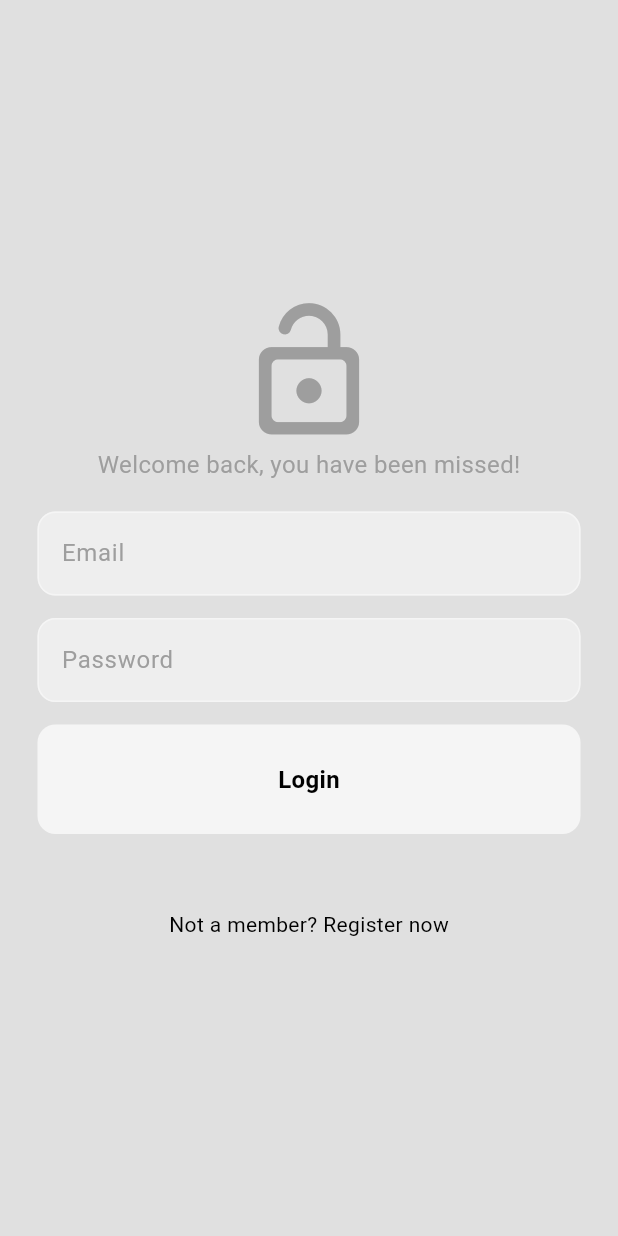
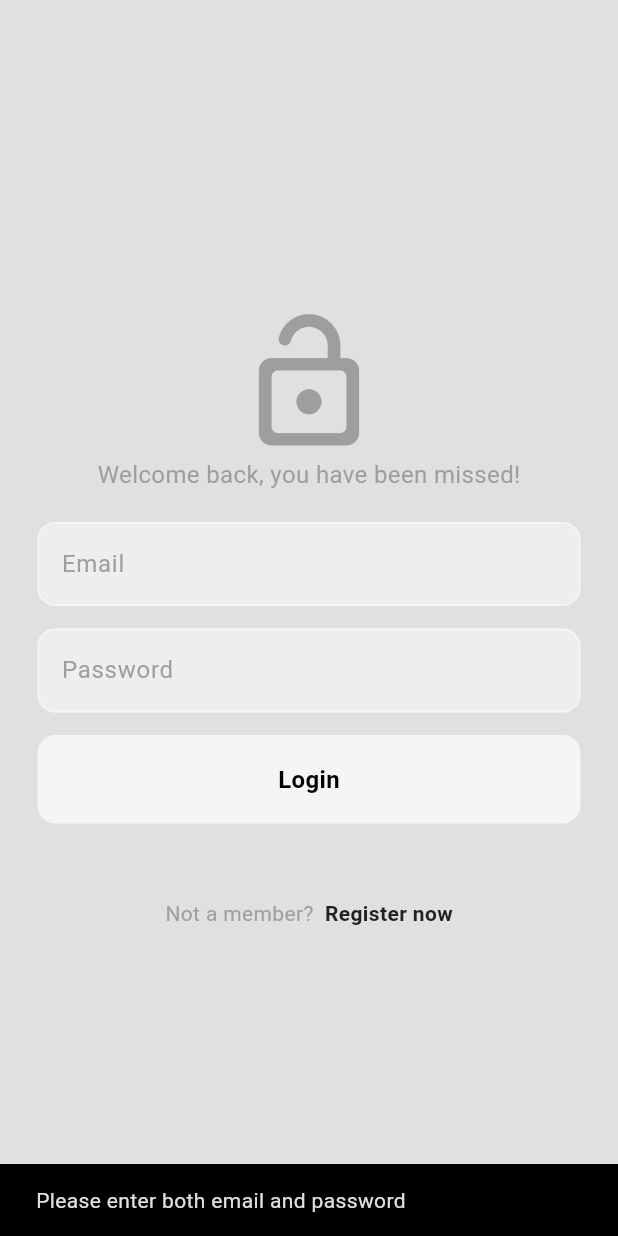
Before and after one commit to midnighthat/instagram_flutter, a Flutter app: the screen it shows after launch, after a tap on "Login", on a phone screen of 412 x 824 dp. Run offline on Flutter 3.47's test engine with Material 3 defaults, Android fonts, the phone set to English and light mode, and no system bars; drawn by our look-alikes of auto_size_text; our stand-ins replace firebase_auth, firebase_core, flutter_bloc; accounts and stored records are empty.

Commit message:
auth complete

```diff
--- /dev/null
+++ b/devtools_options.yaml
@@ -0,0 +1,3 @@
+description: This file stores settings for Dart & Flutter DevTools.
+documentation: https://docs.flutter.dev/tools/devtools/extensions#configure-extension-enablement-states
+extensions:
--- /dev/null
+++ b/lib/app.dart
@@ -0,0 +1,65 @@
+import 'package:flutter/material.dart';
+import 'package:flutter_bloc/flutter_bloc.dart';
+import 'package:instagram_clone_flutter/features/auth/data/firebase_auth_repo.dart';
+import 'package:instagram_clone_flutter/features/auth/presentation/cubits/auth_cubit.dart';
+import 'package:instagram_clone_flutter/features/auth/presentation/cubits/auth_states.dart';
+import 'package:instagram_clone_flutter/features/auth/presentation/pages/auth_page.dart';
+import 'package:instagram_clone_flutter/features/post/presentation/pages/home_page.dart';
+import 'package:instagram_clone_flutter/themes/light_mode.dart';
+
+/*
+  APP - root Level
+  Repositories for the database
+    -irebase
+
+  bloc providers: for state managment
+    -auth
+    -profile
+    -post
+    -search
+    -theme
+  Check auth state
+    - unauthenticated -> auth page (login/signup)
+    - authenticated -> home page
+*/
+
+class MyApp extends StatelessWidget {
+
+  final authRepo = FirebaseAuthRepo();
+  MyApp({super.key});
+
+  @override
+  Widget build(BuildContext context) {
+    // provide cubit to app
+    return BlocProvider(create: (context) => AuthCubit(authRepo: authRepo)..checkAuth(),
+    child: MaterialApp(
+      debugShowCheckedModeBanner: false,
+      theme: lightMode,
+      home: BlocConsumer<AuthCubit, AuthState>(
+        builder: (context, authState){
+
+          print(authState);
+          // unauthenticated -> auth page
+          if (authState is Unauthenticated){
+            return const AuthPage();
+          }
+          // authenticated -> home page
+          if (authState is Authenticated){
+            return const HomePage();
+          }
+          // loading..
+          else {
+            return const Scaffold(
+              body: Center(
+                child: CircularProgressIndicator(),
+              ),
+            );
+          }
+        },
+        listener: (context , state){
+
+        }),
+      ),
+    );
+  }
+}
--- a/lib/features/auth/presentation/components/my_button.dart
+++ b/lib/features/auth/presentation/components/my_button.dart
@@ -16,7 +16,7 @@ class CustomButton extends StatelessWidget {
     return GestureDetector(
       onTap: onTap,
       child: Container(
-        padding: const EdgeInsets.all(25.0),
+        padding: const EdgeInsets.all(18.0),
         decoration: BoxDecoration(
           //color of the button
           color: Theme.of(context).colorScheme.tertiary,
--- a/lib/features/auth/presentation/components/my_text_field.dart
+++ b/lib/features/auth/presentation/components/my_text_field.dart
@@ -1,11 +1,11 @@
 import 'package:flutter/material.dart';
 
-class MyTextField extends StatelessWidget {
+class CustomFormField extends StatelessWidget {
   final TextEditingController controller;
   final String hintText;
   final bool obscureText;
 
-  const MyTextField({
+  const CustomFormField({
     super.key,
     required this.controller,
     required this.hintText,
--- /dev/null
+++ b/lib/features/auth/presentation/pages/auth_page.dart
@@ -0,0 +1,41 @@
+/*
+  Auth page - thsi page to determine to show the login page or signup pages
+ */
+
+import 'package:flutter/material.dart';
+import 'package:instagram_clone_flutter/features/auth/presentation/pages/login_page.dart';
+import 'package:instagram_clone_flutter/features/auth/presentation/pages/signup_page.dart';
+
+class AuthPage extends StatefulWidget {
+  const AuthPage({super.key});
+
+  @override
+  State<AuthPage> createState() => _AuthPageState();
+}
+
+class _AuthPageState extends State<AuthPage> {
+
+  // initially, show login page
+  bool showLoginPage = true;
+
+  //toogle between pages
+
+  void tooglePage() {
+    setState(() {
+      showLoginPage = !showLoginPage;
+    });
+  }
+
+  @override
+  Widget build(BuildContext context) {
+    if(showLoginPage) {
+      return LoginPage(
+        tooglePage: tooglePage,
+      );
+    } else {
+      return SignupPage(
+        tooglePage: tooglePage,
+      );
+    }
+  }
+}
--- a/lib/features/auth/presentation/pages/login_page.dart
+++ b/lib/features/auth/presentation/pages/login_page.dart
@@ -2,11 +2,17 @@
 
 import 'package:auto_size_text/auto_size_text.dart';
 import 'package:flutter/material.dart';
+import 'package:flutter_bloc/flutter_bloc.dart';
 import 'package:instagram_clone_flutter/features/auth/presentation/components/my_button.dart';
 import 'package:instagram_clone_flutter/features/auth/presentation/components/my_text_field.dart';
+import 'package:instagram_clone_flutter/features/auth/presentation/cubits/auth_cubit.dart';
 
 class LoginPage extends StatefulWidget {
-  const LoginPage({super.key});
+
+  final void Function()? tooglePage;
+
+
+  const LoginPage({super.key, required this.tooglePage});
 
   @override
   State<LoginPage> createState() => _LoginPageState();
@@ -17,6 +23,38 @@ class _LoginPageState extends State<LoginPage> {
 
   final emailController = TextEditingController();
   final pwController = TextEditingController();
+
+  //login button pressed
+
+  void login() {
+    // prepare email and pw
+    final String email = emailController.text;
+    final String pw = pwController.text;
+
+    // auth cubit
+    final authCubit = context.read<AuthCubit>();
+
+    // ensure email and pw fields are not empty
+    if (email.isNotEmpty && pw.isNotEmpty) {
+      //login
+      authCubit.login(email, pw);
+    }
+    // dispaly error if some fields are empty
+    else {
+    ScaffoldMessenger.of(context).showSnackBar(
+      SnackBar(
+        content: Text("Please enter both email and password"),
+      ),
+    );
+    }
+  }
+
+  @override
+  void dispose() {
+    emailController.dispose();
+    pwController.dispose();
+    super.dispose();
+  }
   // BUILD UI
   @override
   Widget build(BuildContext context) {
@@ -49,7 +87,7 @@ class _LoginPageState extends State<LoginPage> {
 
                 const SizedBox(height: 20.0),
                 //email textfield
-                MyTextField(
+                CustomFormField(
                     controller: emailController,
                     hintText: "Email",
                     obscureText: false),
@@ -57,7 +95,7 @@ class _LoginPageState extends State<LoginPage> {
                 const SizedBox(height: 15.0),
 
                 //pw textfield
-                MyTextField(
+                CustomFormField(
                     controller: pwController,
                     hintText: "Password",
                     obscureText: true
@@ -67,14 +105,31 @@ class _LoginPageState extends State<LoginPage> {
                 //login
 
                 CustomButton(
-                  onTap: (){},
+                  onTap: login,
                   text: "Login",
                   ),
 
                 const SizedBox(height: 50.0),
 
-                AutoSizeText(
-                  "Not a member? Register now"
+                Row(
+                  mainAxisAlignment: MainAxisAlignment.center,
+                  children: [
+                    AutoSizeText(
+                      "Not a member? ",
+                      style: TextStyle(color: Theme.of(context).colorScheme.primary),
+                    ),
+                    GestureDetector(
+                      onTap: widget.tooglePage,
+                      child: AutoSizeText(
+                        " Register now",
+                        style: TextStyle(
+                          color: Theme.of(context).colorScheme.inversePrimary,
+                          fontWeight : FontWeight.bold
+                          ),
+
+                      ),
+                    ),
+                  ],
                 )
               ],
             ),
--- a/lib/main.dart
+++ b/lib/main.dart
@@ -1,8 +1,8 @@
 import 'package:firebase_core/firebase_core.dart';
 import 'package:flutter/material.dart';
-import 'package:instagram_clone_flutter/features/auth/presentation/pages/login_page.dart';
+import 'package:instagram_clone_flutter/app.dart';
 import 'package:instagram_clone_flutter/firebase_options.dart';
-import 'package:instagram_clone_flutter/themes/light_mode.dart';
+
 
 void main() async {
   // firebase setup
@@ -12,18 +12,5 @@ void main() async {
   await Firebase.initializeApp(options: DefaultFirebaseOptions.currentPlatform);
 
   // run app
-  runApp(const MyApp());
+  runApp( MyApp());
 }
-
-class MyApp extends StatelessWidget {
-  const MyApp({super.key});
-
-  @override
-  Widget build(BuildContext context) {
-    return MaterialApp(
-      debugShowCheckedModeBanner: false,
-      theme: lightMode,
-      home: const LoginPage(),
-    );
-  }
-}
```
Also changed, not shown: lib/features/auth/presentation/pages/signup_page.dart (+37 -8 lines), lib/features/post/presentation/pages/home_page.dart (added, +19 -0 lines), 2 other files.
